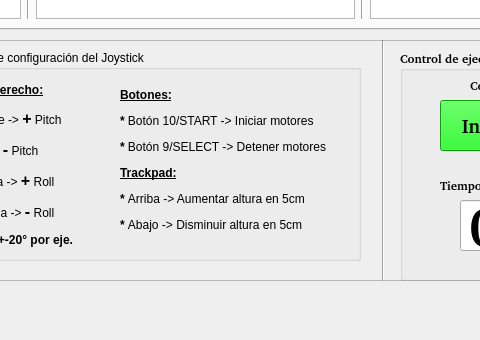
Before: the Qt Designer form Python/CuadricopteroUCAB/InterfazPrincipalQt.ui in YoshuaNava/TesisCuadricoptero, drawn with Qt 5; both pictures show x 330 to 810 and y 360 to 700 of the 1050 by 700 pixel window.
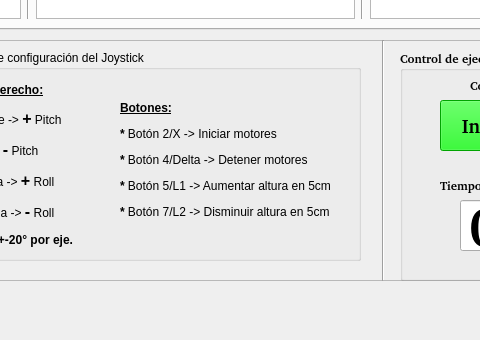
After: the same form once the commit is applied. Custom widgets are drawn as their Qt base class.

Commit message: Código para manejar el Joystick.

Diff of the .ui file:
```diff
--- a/Python/CuadricopteroUCAB/InterfazPrincipalQt.ui
+++ b/Python/CuadricopteroUCAB/InterfazPrincipalQt.ui
@@ -374,7 +374,7 @@
        </rect>
       </property>
       <property name="text">
-       <string>&lt;html&gt;&lt;head/&gt;&lt;body&gt;&lt;p&gt;&lt;span style=&quot; font-weight:600; text-decoration: underline;&quot;&gt;Botones:&lt;/span&gt;&lt;/p&gt;&lt;p&gt;&lt;span style=&quot; font-weight:600;&quot;&gt;* &lt;/span&gt;Botón 10/START -&amp;gt; Iniciar motores&lt;/p&gt;&lt;p&gt;&lt;span style=&quot; font-weight:600;&quot;&gt;* &lt;/span&gt;Botón 9/SELECT -&amp;gt; Detener motores&lt;/p&gt;&lt;p&gt;&lt;span style=&quot; font-weight:600; text-decoration: underline;&quot;&gt;Trackpad:&lt;/span&gt;&lt;/p&gt;&lt;p&gt;&lt;span style=&quot; font-weight:600;&quot;&gt;* &lt;/span&gt;Arriba -&amp;gt; Aumentar altura en 5cm&lt;/p&gt;&lt;p&gt;&lt;span style=&quot; font-weight:600;&quot;&gt;* &lt;/span&gt;Abajo -&amp;gt; Disminuir altura en 5cm&lt;/p&gt;&lt;/body&gt;&lt;/html&gt;</string>
+       <string>&lt;html&gt;&lt;head/&gt;&lt;body&gt;&lt;p&gt;&lt;span style=&quot; font-weight:600; text-decoration: underline;&quot;&gt;Botones:&lt;/span&gt;&lt;/p&gt;&lt;p&gt;&lt;span style=&quot; font-weight:600;&quot;&gt;* &lt;/span&gt;Botón 2/X -&amp;gt; Iniciar motores&lt;/p&gt;&lt;p&gt;&lt;span style=&quot; font-weight:600;&quot;&gt;* &lt;/span&gt;Botón 4/Delta -&amp;gt; Detener motores&lt;/p&gt;&lt;p&gt;&lt;span style=&quot; font-weight:600;&quot;&gt;* &lt;/span&gt;Botón 5/L1 -&amp;gt; Aumentar altura en 5cm&lt;/p&gt;&lt;p&gt;&lt;span style=&quot; font-weight:600;&quot;&gt;* &lt;/span&gt;Botón 7/L2 -&amp;gt; Disminuir altura en 5cm&lt;/p&gt;&lt;/body&gt;&lt;/html&gt;</string>
       </property>
      </widget>
     </widget>
```
Left out of the diff: 8 changed lines with no effect on the pictures. The commit also changes 1 other file.
